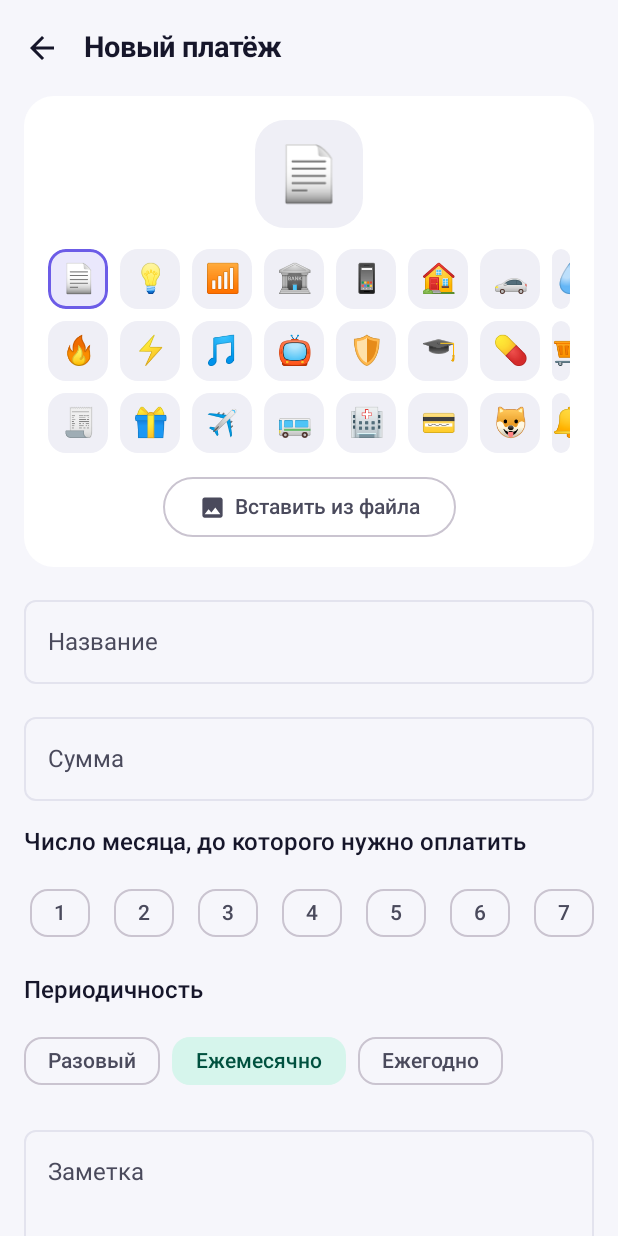
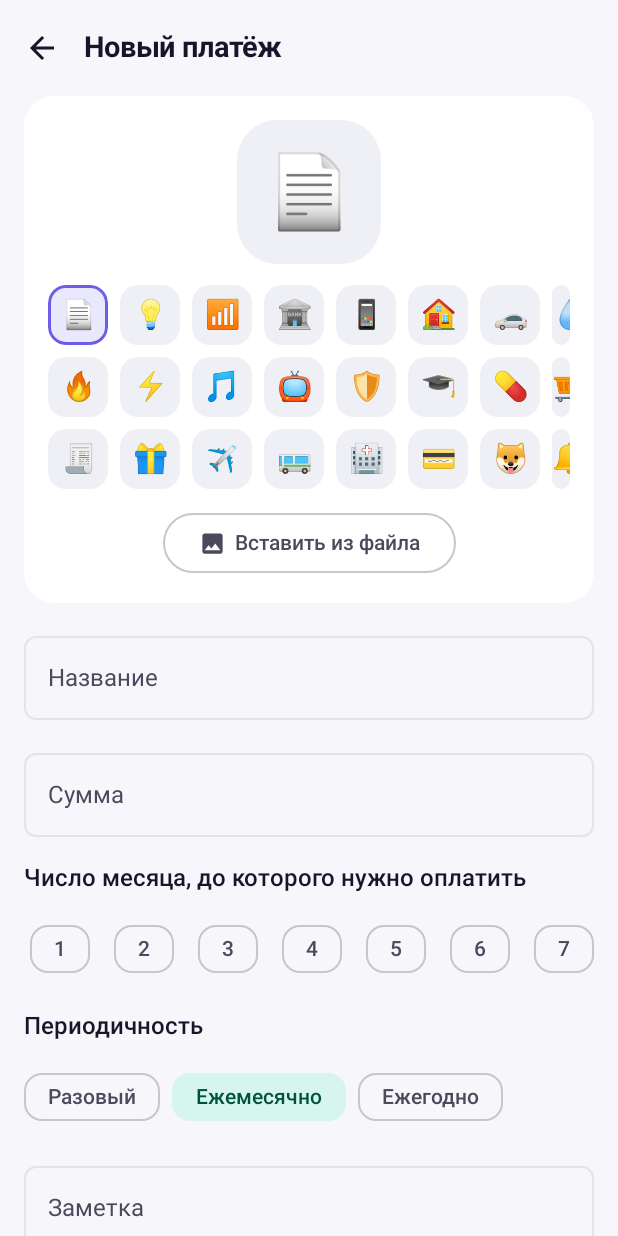
Before and after one commit to vladimirgorodok/Platezhi2, an Android app built with Jetpack Compose: the screen it shows after launch (MainActivity), after a tap on "Добавить платёж", on a phone screen of 412 x 824 dp. Run offline under Robolectric (Android 15) with nearby library versions, the phone set to English and light mode, and no system bars; our stand-ins replace Room's generated code.

Commit message:
Платежи 2.0 v1.7: иконка из файла показывается целиком без рамки и подложки, крупнее в редакторе

```diff
--- a/app/build.gradle.kts
+++ b/app/build.gradle.kts
@@ -17,8 +17,8 @@ android {
         applicationId = "ru.platezhi2.app"
         minSdk = 26
         targetSdk = 34
-        versionCode = 7
-        versionName = "1.6"
+        versionCode = 8
+        versionName = "1.7"
         vectorDrawables { useSupportLibrary = true }
     }
 
--- a/app/src/main/java/ru/platezhi2/app/ui/components/PaymentIcon.kt
+++ b/app/src/main/java/ru/platezhi2/app/ui/components/PaymentIcon.kt
@@ -2,7 +2,6 @@ package ru.platezhi2.app.ui.components
 
 import androidx.compose.foundation.background
 import androidx.compose.foundation.layout.Box
-import androidx.compose.foundation.layout.padding
 import androidx.compose.foundation.layout.size
 import androidx.compose.foundation.shape.RoundedCornerShape
 import androidx.compose.material3.MaterialTheme
@@ -22,22 +21,15 @@ import java.io.File
 /**
  * Иконка платежа: картинка из файла либо стандартный значок.
  *
- * Иконка не вписывается в круг: картинка показывается целиком (без обрезки),
- * а фон — скруглённый квадрат.
+ * Картинка из файла показывается целиком (без обрезки) и без рамки,
+ * подложки и отступов — только само изображение, максимально крупно.
+ * Для стандартных значков рисуется скруглённая подложка.
  */
 @Composable
 fun PaymentIcon(
     imagePath: String?,
     icon: String,
     size: Dp = 46.dp,
-) {
-    val shape = RoundedCornerShape(size * 0.28f)
-    Box(
-        modifier = Modifier
-            .size(size)
-            .clip(shape)
-            .background(MaterialTheme.colorScheme.surfaceVariant),
-        contentAlignment = Alignment.Center,
 ) {
     if (!imagePath.isNullOrBlank()) {
         val model: Any = if (imagePath.startsWith("content:") || imagePath.startsWith("file:")) {
@@ -48,14 +40,20 @@ fun PaymentIcon(
         AsyncImage(
             model = model,
             contentDescription = null,
-                // Fit показывает иконку целиком — ничего не обрезается по кругу.
+            // Fit показывает картинку целиком: ничего не обрезается и не дополняется.
             contentScale = ContentScale.Fit,
+            modifier = Modifier.size(size),
+        )
+        return
+    }
+
+    Box(
         modifier = Modifier
             .size(size)
-                    .padding(size * 0.08f),
-            )
-        } else {
+            .clip(RoundedCornerShape(size * 0.28f))
+            .background(MaterialTheme.colorScheme.surfaceVariant),
+        contentAlignment = Alignment.Center,
+    ) {
         Text(text = AppIcons.normalize(icon), fontSize = (size.value * 0.5f).sp)
     }
 }
-}
--- a/app/src/main/java/ru/platezhi2/app/ui/edit/PaymentEditScreen.kt
+++ b/app/src/main/java/ru/platezhi2/app/ui/edit/PaymentEditScreen.kt
@@ -151,7 +151,7 @@ fun PaymentEditScreen(
                         .padding(16.dp),
                     horizontalAlignment = Alignment.CenterHorizontally,
                 ) {
-                    PaymentIcon(imagePath = state.imagePath, icon = state.icon, size = 72.dp)
+                    PaymentIcon(imagePath = state.imagePath, icon = state.icon, size = 96.dp)
                     Spacer(Modifier.height(14.dp))
                     IconGrid(
                         selected = if (state.imagePath == null) state.icon else null,
```
Lines whose indentation alone changed are shown as unchanged.
